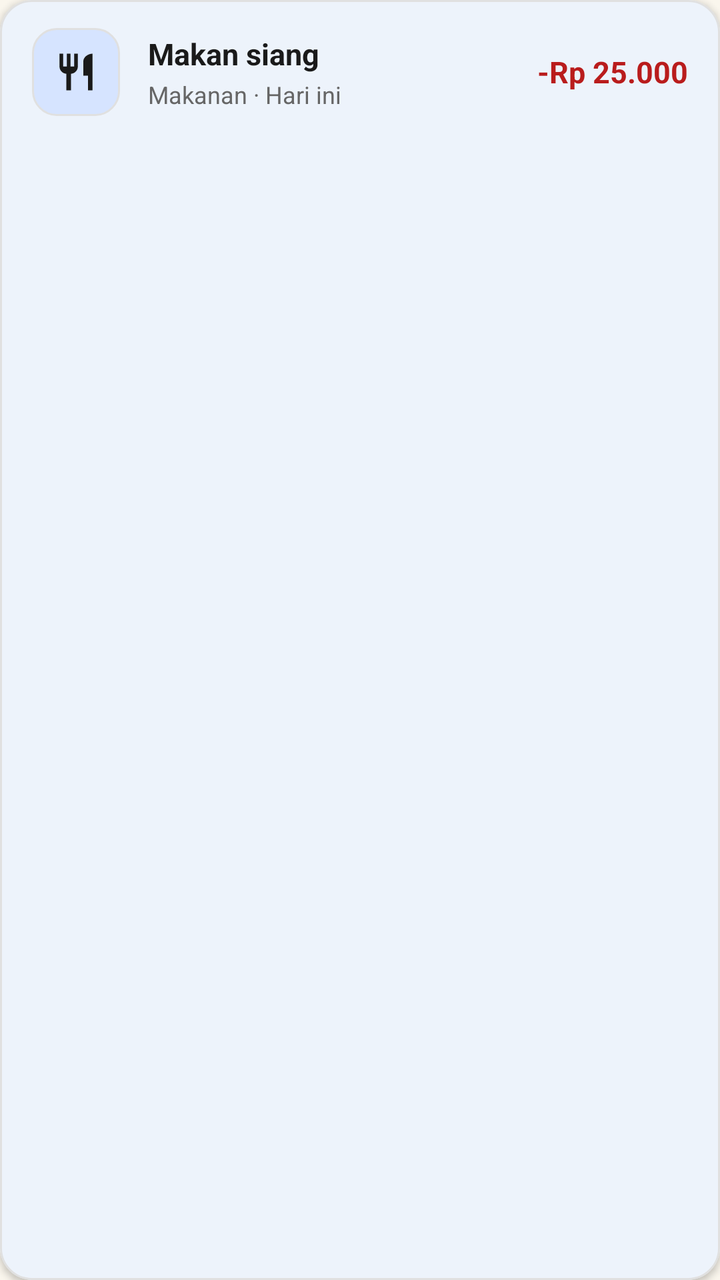
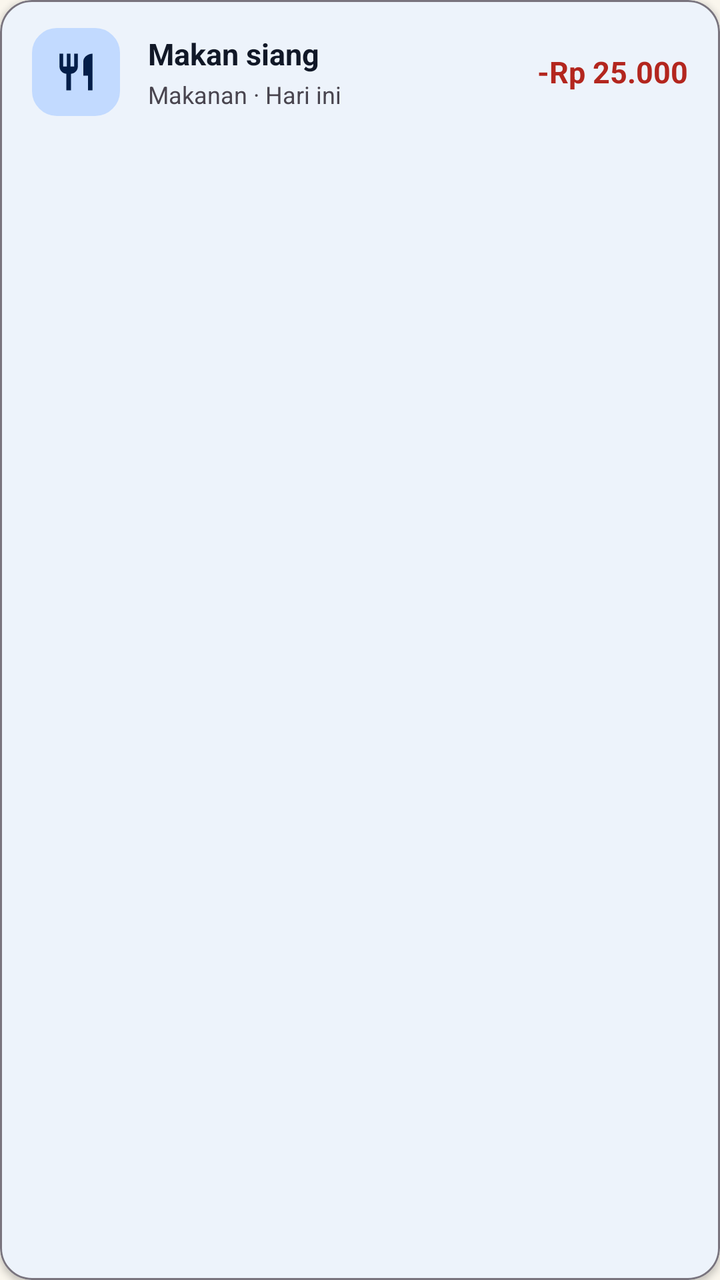

Before-and-after screenshots of an Android layout around one commit, followed by the original layout XML and the change that was made.
<!-- AndroidManifest.xml: application theme Theme.Keuangan -->
<!-- res/layout/item_transaction.xml -->
<?xml version="1.0" encoding="utf-8"?>
<com.google.android.material.card.MaterialCardView
    xmlns:android="http://schemas.android.com/apk/res/android"
    xmlns:app="http://schemas.android.com/apk/res-auto"
    android:layout_width="match_parent"
    android:layout_height="wrap_content"
    android:layout_marginBottom="10dp"
    app:cardCornerRadius="16dp"
    app:cardElevation="2dp"
    app:strokeWidth="1dp"
    app:strokeColor="@color/brand_outline"
    app:cardBackgroundColor="@color/brand_surface">

    <LinearLayout
        android:layout_width="match_parent"
        android:layout_height="wrap_content"
        android:gravity="center_vertical"
        android:orientation="horizontal"
        android:paddingHorizontal="16dp"
        android:paddingVertical="14dp">

        <FrameLayout
            android:id="@+id/flIconContainer"
            android:layout_width="44dp"
            android:layout_height="44dp"
            android:background="@drawable/bg_squircle">

            <ImageView
                android:id="@+id/ivTypeIcon"
                android:layout_width="22dp"
                android:layout_height="22dp"
                android:layout_gravity="center"
                android:src="@drawable/ic_restaurant"
                app:tint="@color/brand_text_primary" />
        </FrameLayout>

        <LinearLayout
            android:layout_width="0dp"
            android:layout_height="wrap_content"
            android:layout_marginStart="14dp"
            android:layout_marginEnd="10dp"
            android:layout_weight="1"
            android:orientation="vertical">

            <TextView
                android:id="@+id/tvItemTitle"
                android:layout_width="wrap_content"
                android:layout_height="wrap_content"
                android:text="Makan siang"
                android:textColor="@color/brand_text_primary"
                android:textSize="15sp"
                android:textStyle="bold" />

            <TextView
                android:id="@+id/tvItemDate"
                android:layout_width="wrap_content"
                android:layout_height="wrap_content"
                android:layout_marginTop="2dp"
                android:text="Makanan · Hari ini"
                android:textColor="@color/brand_text_secondary"
                android:textSize="12sp" />
        </LinearLayout>

        <TextView
            android:id="@+id/tvItemAmount"
            android:layout_width="wrap_content"
            android:layout_height="wrap_content"
            android:text="-Rp 25.000"
            android:textColor="@color/expense_red"
            android:textSize="15sp"
            android:textStyle="bold" />
    </LinearLayout>
</com.google.android.material.card.MaterialCardView>
<!-- resources referenced by this layout -->
<resources>
  <color name="brand_outline">#E0E0E0</color>
  <color name="brand_surface">#FFFFFF</color>
  <color name="brand_text_primary">#1A1A1A</color>
  <color name="brand_text_secondary">#666666</color>
  <color name="expense_red">#B91C1C</color>
  <!-- drawable bg_squircle (drawable) -->
  <?xml version="1.0" encoding="utf-8"?>
  <shape xmlns:android="http://schemas.android.com/apk/res/android"
      android:shape="rectangle">
      <corners android:radius="12dp" />
      <solid android:color="@color/brand_light_blue" />
      <stroke android:width="1dp" android:color="@color/brand_outline" />
  </shape>
  <!-- drawable ic_restaurant (drawable) -->
  <vector xmlns:android="http://schemas.android.com/apk/res/android"
      android:width="24dp"
      android:height="24dp"
      android:viewportWidth="24"
      android:viewportHeight="24">
      <path
          android:fillColor="#FF1A1A1A"
          android:pathData="M11,9H9V2H7v7H5V2H3v7c0,2.12 1.66,3.84 3.75,3.97V22h2.5v-9.03C11.34,12.84 13,11.12 13,9V2h-2v7zm5,-3v8h2.5v8H21V2c-2.76,0 -5,2.24 -5,4z"/>
  </vector>
  <style name="Theme.Keuangan" parent="Theme.Material3.DayNight.NoActionBar">
          <item name="colorPrimary">@color/md_theme_light_primary</item>
          <item name="colorOnPrimary">@color/md_theme_light_onPrimary</item>
          <item name="colorPrimaryContainer">@color/md_theme_light_primaryContainer</item>
          <item name="colorOnPrimaryContainer">@color/md_theme_light_onPrimaryContainer</item>
          <item name="android:colorBackground">@color/md_theme_light_background</item>
          <item name="colorSurface">@color/md_theme_light_surface</item>
          <item name="colorOnSurface">@color/md_theme_light_onSurface</item>
          <item name="colorSurfaceContainer">@color/md_theme_light_surfaceContainer</item>
          <item name="android:statusBarColor">@color/md_theme_light_background</item>
          <item name="android:windowLightStatusBar">true</item>
      </style>
  <color name="brand_light_blue">#D6E4FF</color>
  <color name="md_theme_light_primary">#0B57D0</color>
  <color name="md_theme_light_onPrimary">#FFFFFF</color>
  <color name="md_theme_light_primaryContainer">#C2DAFF</color>
  <color name="md_theme_light_onPrimaryContainer">#041E49</color>
  <color name="md_theme_light_background">#FAF6ED</color>
  <color name="md_theme_light_surface">#FFFFFF</color>
  <color name="md_theme_light_onSurface">#111827</color>
  <color name="md_theme_light_surfaceContainer">#FAF6ED</color>
</resources>

<!-- the commit's change to res/layout/item_transaction.xml (unified diff, before → after) -->
@@ -8,8 +8,8 @@
     app:cardCornerRadius="16dp"
     app:cardElevation="2dp"
     app:strokeWidth="1dp"
-    app:strokeColor="@color/brand_outline"
-    app:cardBackgroundColor="@color/brand_surface">
+    app:strokeColor="?attr/colorOutline"
+    app:cardBackgroundColor="?attr/colorSurface">
 
     <LinearLayout
         android:layout_width="match_parent"
@@ -23,7 +23,8 @@
             android:id="@+id/flIconContainer"
             android:layout_width="44dp"
             android:layout_height="44dp"
-            android:background="@drawable/bg_squircle">
+            android:background="@drawable/bg_squircle"
+            android:backgroundTint="?attr/colorPrimaryContainer">
 
             <ImageView
                 android:id="@+id/ivTypeIcon"
@@ -31,7 +32,7 @@
                 android:layout_height="22dp"
                 android:layout_gravity="center"
                 android:src="@drawable/ic_restaurant"
-                app:tint="@color/brand_text_primary" />
+                app:tint="?attr/colorOnPrimaryContainer" />
         </FrameLayout>
 
         <LinearLayout
@@ -47,9 +48,11 @@
                 android:layout_width="wrap_content"
                 android:layout_height="wrap_content"
                 android:text="Makan siang"
-                android:textColor="@color/brand_text_primary"
+                android:textColor="?attr/colorOnSurface"
                 android:textSize="15sp"
-                android:textStyle="bold" />
+                android:textStyle="bold"
+                android:maxLines="1"
+                android:ellipsize="end" />
 
             <TextView
                 android:id="@+id/tvItemDate"
@@ -57,7 +60,7 @@
                 android:layout_height="wrap_content"
                 android:layout_marginTop="2dp"
                 android:text="Makanan · Hari ini"
-                android:textColor="@color/brand_text_secondary"
+                android:textColor="?attr/colorOnSurfaceVariant"
                 android:textSize="12sp" />
         </LinearLayout>
 
<!-- resource entries referenced after the edit -->
@@ -1,10 +1,7 @@
 <!-- resources referenced by this layout -->
 <resources>
   <color name="brand_outline">#E0E0E0</color>
-  <color name="brand_surface">#FFFFFF</color>
-  <color name="brand_text_primary">#1A1A1A</color>
-  <color name="brand_text_secondary">#666666</color>
-  <color name="expense_red">#B91C1C</color>
+  <color name="expense_red">#B3261E</color>
   <!-- drawable bg_squircle (drawable) -->
   <?xml version="1.0" encoding="utf-8"?>
   <shape xmlns:android="http://schemas.android.com/apk/res/android"
